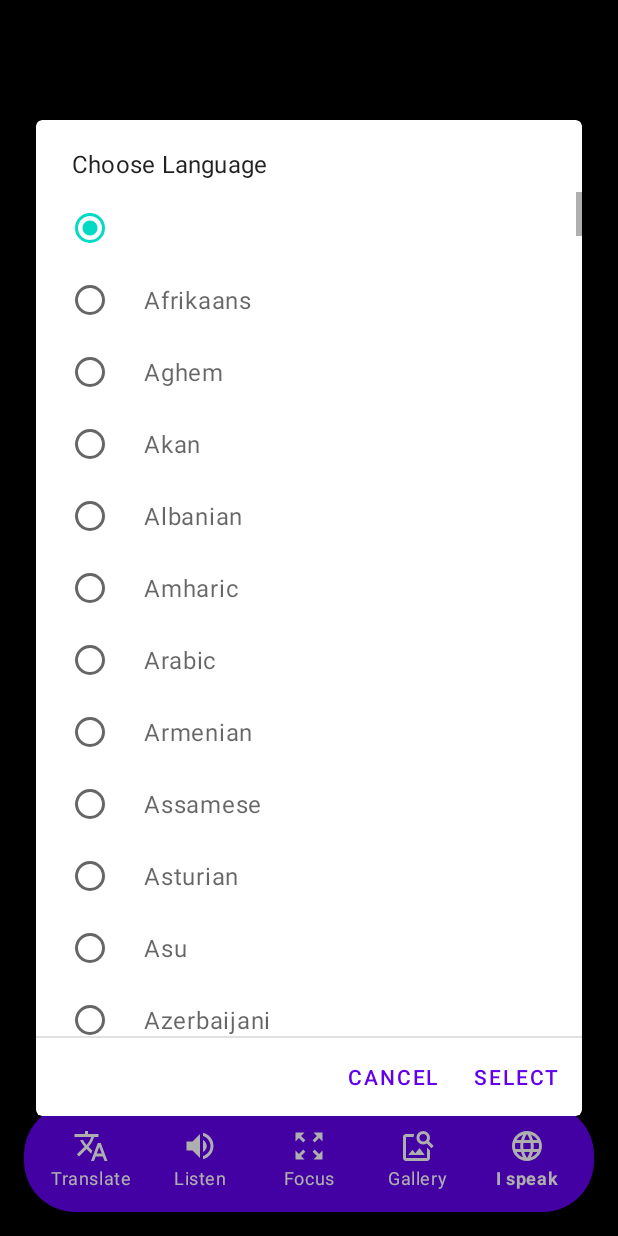
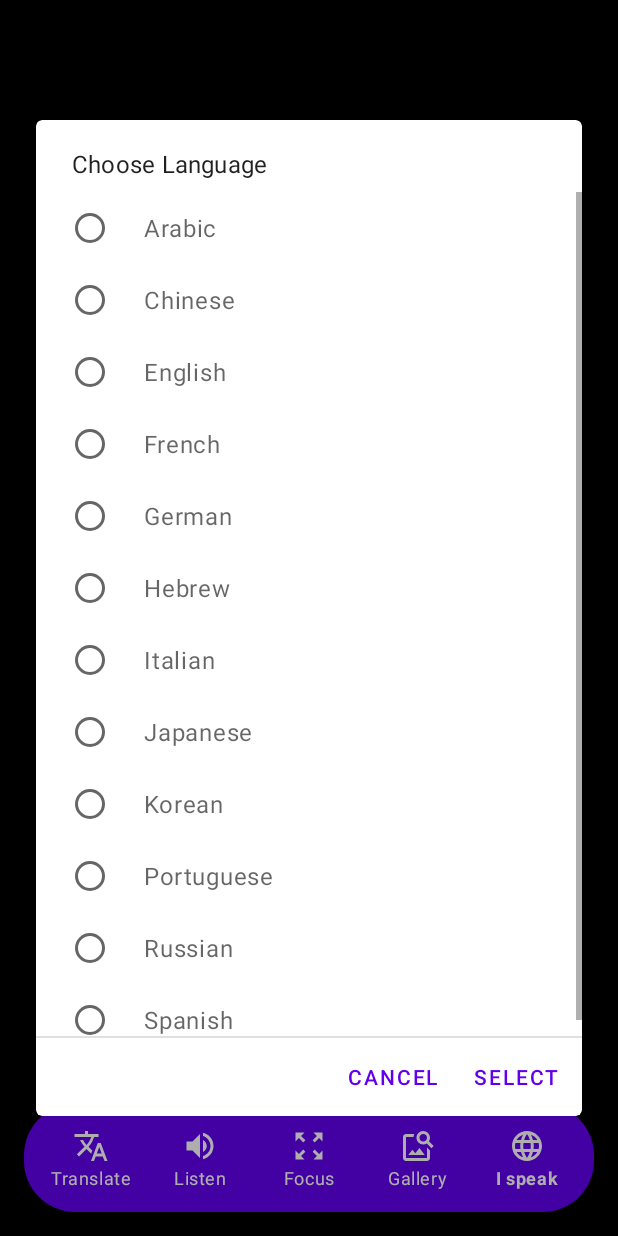
Before and after one commit to projetosparalelos/lingshot, an Android app: the ScreenShotActivity screen opened directly, with no data from a screen before it, item 5 of the bottom bar chosen, on a phone screen of 412 x 824 dp. Run offline under Robolectric (Android 15) with nearby library versions, the phone set to English and light mode, and no system bars; our stand-ins replace AdMob, Dagger/Hilt's generated code, Timber; libraries missing offline, so code that uses them is left out: com.canhub.cropper, com.google.mlkit.nl, com.google.mlkit.vision, com.orhanobut.hawk, com.skydoves.balloon; plain views replace CropImageView; pictures from the network do not load; 10 statements that could not run were skipped.

Commit message:
Update improvement list language.

```diff
--- /dev/null
+++ b/app/src/main/java/com/teachmeprint/language/data/model/language/AvalaibleLanguage.kt
@@ -0,0 +1,21 @@
+@file:Suppress("Unused")
+
+package com.teachmeprint.language.data.model.language
+
+enum class AvalaibleLanguage(
+    val displayName: String,
+    val languageCode: String
+) {
+    ARABIC("Arabic", "ar"),
+    CHINESE("Chinese", "zh"),
+    ENGLISH("English", "en"),
+    FRENCH("French", "fr"),
+    GERMAN("German", "de"),
+    HEBREW("Hebrew", "he"),
+    ITALIAN("Italian", "it"),
+    JAPANESE("Japanese", "ja"),
+    KOREAN("Korean", "ko"),
+    PORTUGUESE("Portuguese", "br"),
+    RUSSIAN("Russian", "ru"),
+    SPANISH("Spanish", "es")
+}
--- a/app/src/main/java/com/teachmeprint/language/feature/screenshot/presentation/ScreenShotViewModel.kt
+++ b/app/src/main/java/com/teachmeprint/language/feature/screenshot/presentation/ScreenShotViewModel.kt
@@ -16,6 +16,7 @@ import com.teachmeprint.language.core.helper.StatusMessage.STATUS_TEXT_RECOGNIZE
 import com.teachmeprint.language.core.helper.StatusMessage.STATUS_TEXT_TO_SPEECH_ERROR
 import com.teachmeprint.language.core.helper.StatusMessage.STATUS_TEXT_TO_SPEECH_FAILED
 import com.teachmeprint.language.core.helper.StatusMessage.STATUS_TEXT_TO_SPEECH_NOT_SUPPORTED
+import com.teachmeprint.language.data.model.language.AvalaibleLanguage
 import com.teachmeprint.language.data.model.screenshot.TypeIndicatorEnum
 import com.teachmeprint.language.data.model.screenshot.TypeIndicatorEnum.LISTEN
 import com.teachmeprint.language.data.model.screenshot.TypeIndicatorEnum.TRANSLATE
@@ -158,28 +159,15 @@ class ScreenShotViewModel @Inject constructor(
         }
     }
 
-    suspend fun getLanguageList(): List<String> {
-        val languageLocaleFilterList = arrayListOf<String>()
-        withContext(Dispatchers.IO) {
-            val languageLocaleList =
-                Locale.getAvailableLocales().sortedBy { it.displayLanguage }
-
-            languageLocaleList.forEach {
-                if (!isLanguageLocaleInList(languageLocaleFilterList, it)) {
-                    languageLocaleFilterList.add(it.displayLanguage);
-                }
-            }
-
-        }
-        return languageLocaleFilterList
+    fun getLanguageList(): List<String> {
+        return enumValues<AvalaibleLanguage>()
+            .toList()
+            .sortedBy { it.displayName }
+            .map { it.displayName }
     }
 
-    suspend fun getLanguageSelectedIndex(): Int {
+     fun getLanguageSelectedIndex(): Int {
         return getLanguageList().indexOf(getLanguage())
-    }
-
-    private fun isLanguageLocaleInList(list: List<String>?, locale: Locale): Boolean {
-        return list?.any { it.equals(locale.displayLanguage, ignoreCase = true) } ?: false
     }
 
     fun hasReachedMaxTranslationCount(): Boolean {
--- a/app/src/main/java/com/teachmeprint/language/feature/screenshot/presentation/ui/ScreenShotActivity.kt
+++ b/app/src/main/java/com/teachmeprint/language/feature/screenshot/presentation/ui/ScreenShotActivity.kt
@@ -147,7 +147,6 @@ class ScreenShotActivity : AppCompatActivity(), CropImageView.OnCropImageComplet
         }
 
     private fun setupDialogChooseLanguage() {
-        lifecycleScope.launch {
         var languageSelectedIndex = viewModel.getLanguageSelectedIndex()
 
         MaterialAlertDialogBuilder(this@ScreenShotActivity)
@@ -164,7 +163,6 @@ class ScreenShotActivity : AppCompatActivity(), CropImageView.OnCropImageComplet
             }
             .setNegativeButton(getString(R.string.text_button_dialog_cancel)) { _, _ -> }
             .show()
-        }
     }
 
     private fun setupBottomNavigation() =
```
Lines whose indentation alone changed are shown as unchanged.
